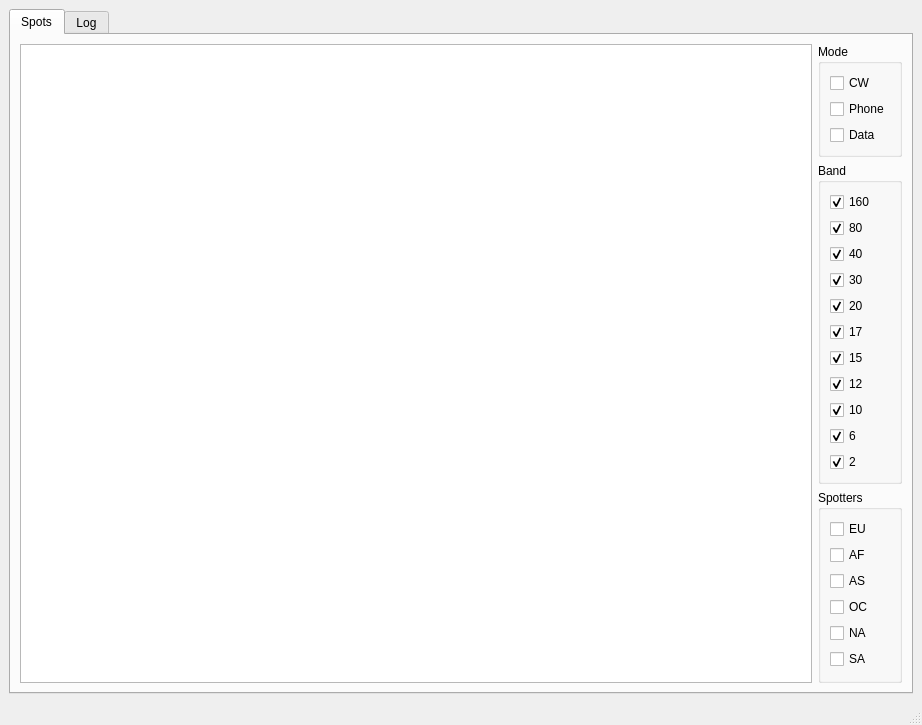
eloranta/HamVibe, file mainwindow.ui: the form before one commit.
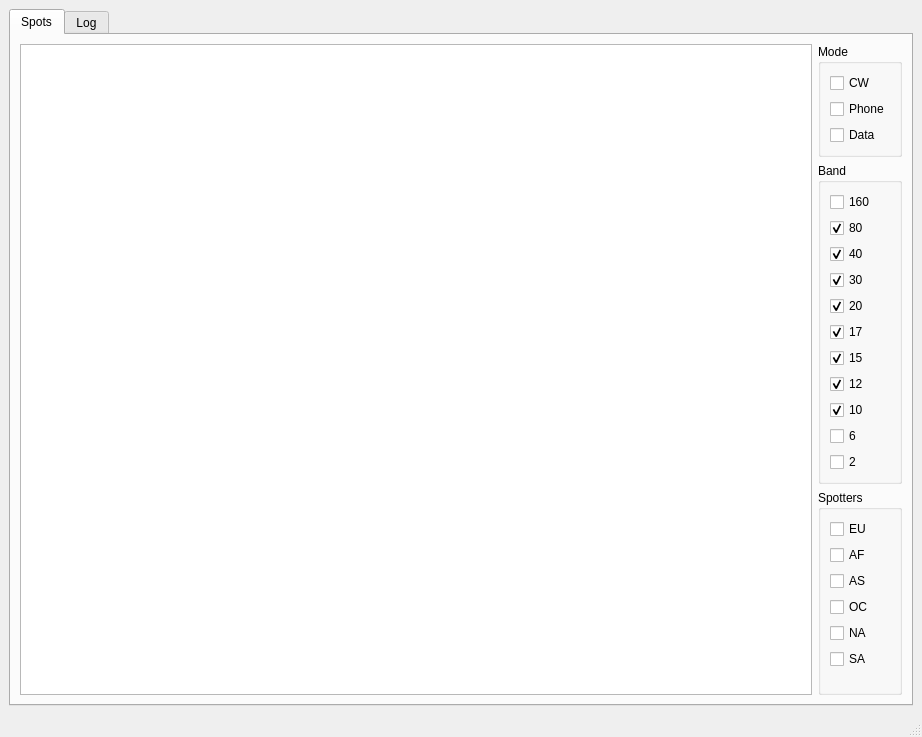
The form after the commit.

Commit message: fix band filters

```diff
--- a/mainwindow.ui
+++ b/mainwindow.ui
@@ -7,7 +7,7 @@
     <x>0</x>
     <y>0</y>
     <width>922</width>
-    <height>600</height>
+    <height>737</height>
    </rect>
   </property>
   <property name="windowTitle">
@@ -80,7 +80,7 @@
               <string>160</string>
              </property>
              <property name="checked">
-              <bool>true</bool>
+              <bool>false</bool>
              </property>
             </widget>
            </item>
@@ -170,7 +170,7 @@
               <string>6</string>
              </property>
              <property name="checked">
-              <bool>true</bool>
+              <bool>false</bool>
              </property>
             </widget>
            </item>
@@ -180,7 +180,7 @@
               <string>2</string>
              </property>
              <property name="checked">
-              <bool>true</bool>
+              <bool>false</bool>
              </property>
             </widget>
            </item>
```
Left out of the diff: 2 changed lines with no effect on the pictures. The commit also changes 2 other files.
